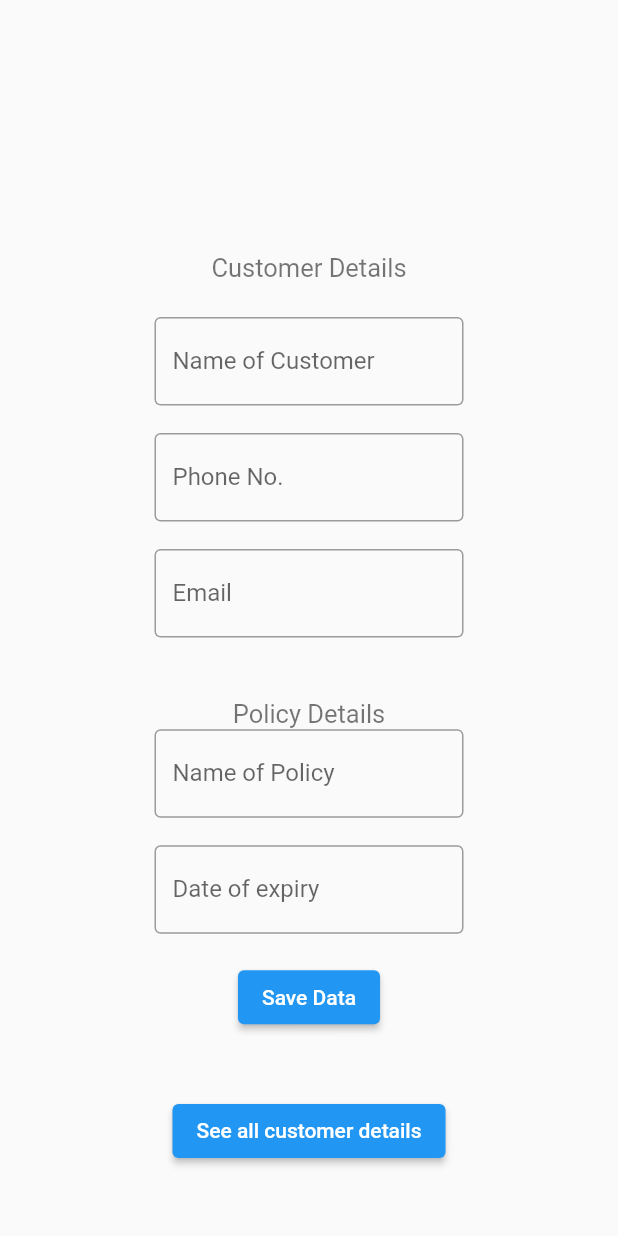
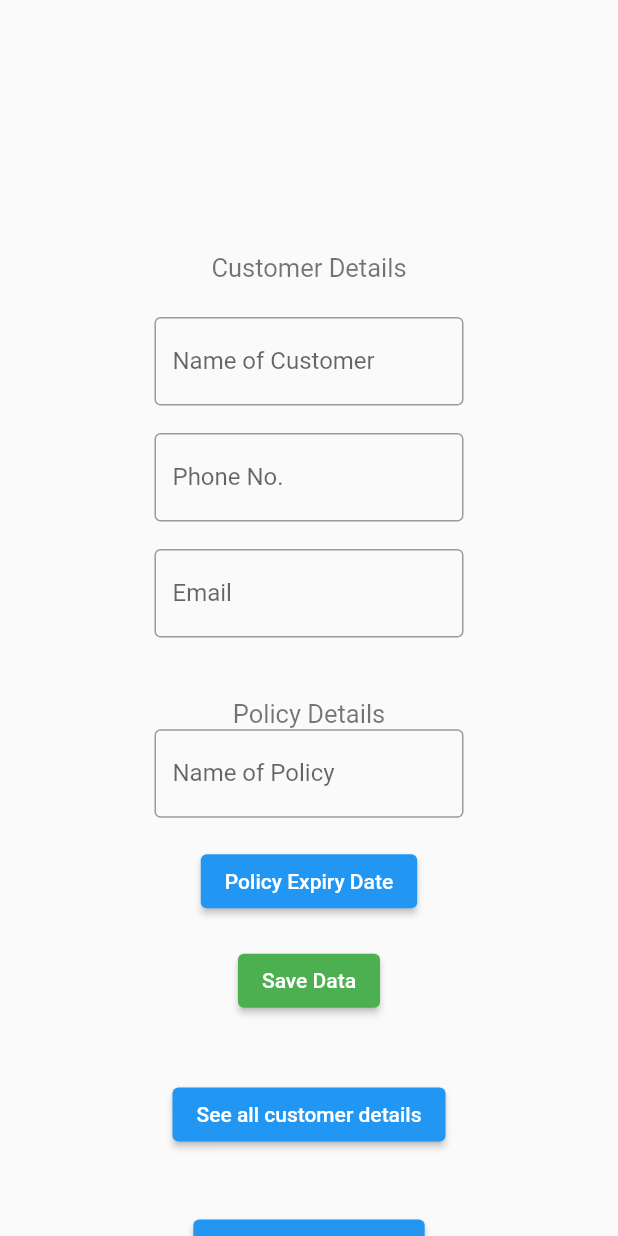
Before and after one commit to vedantbhawnani/insurance, a Flutter app: the SignUp screen opened by its route, after a tap on "SignUp", on a phone screen of 412 x 824 dp. Run offline on Flutter 3.47's test engine with Material 2 defaults, Android fonts, the phone set to English and light mode, and no system bars; our stand-ins replace cloud_firestore, firebase_auth, firebase_core, google_fonts; missing offline and left inert: mailer, workmanager; accounts and stored records are empty; network calls fail.

Commit message:
Working commit.

```diff
--- a/lib/pages/HomePage.dart
+++ b/lib/pages/HomePage.dart
@@ -2,6 +2,8 @@
 
 import 'package:cloud_firestore/cloud_firestore.dart';
 import 'package:flutter/material.dart';
+
+import '../backgroundchecker.dart';
 
 class HomePage extends StatefulWidget {
   const HomePage({super.key});
@@ -17,19 +19,36 @@ class _HomePageState extends State<HomePage> {
   TextEditingController policyController = TextEditingController();
   TextEditingController dateController = TextEditingController();
 
+  DateTime selectedDate = DateTime.now();
+  bool text = true;
+
+
+  //the birthday's date
+
   @override
   Widget build(BuildContext context) {
-    var brightness = MediaQuery.of(context).platformBrightness;
+    var brightness = MediaQuery
+        .of(context)
+        .platformBrightness;
     bool isDarkMode = brightness == Brightness.dark;
+
+
+
     return Scaffold(
       body: SingleChildScrollView(
         child: Column(
           children: [
             Padding(
                 padding: EdgeInsets.only(
-                    top: MediaQuery.of(context).size.height / 5)),
+                    top: MediaQuery
+                        .of(context)
+                        .size
+                        .height / 5)),
             Padding(
-              padding: EdgeInsets.all(MediaQuery.of(context).size.width / 100),
+              padding: EdgeInsets.all(MediaQuery
+                  .of(context)
+                  .size
+                  .width / 100),
               child: Text(
                 'Customer Details',
                 textAlign: TextAlign.end,
@@ -41,10 +60,22 @@ class _HomePageState extends State<HomePage> {
             ),
             Padding(
               padding: EdgeInsets.only(
-                  left: MediaQuery.of(context).size.width / 4,
-                  right: MediaQuery.of(context).size.width / 4,
-                  bottom: MediaQuery.of(context).size.height / 45,
-                  top: MediaQuery.of(context).size.height / 45),
+                  left: MediaQuery
+                      .of(context)
+                      .size
+                      .width / 4,
+                  right: MediaQuery
+                      .of(context)
+                      .size
+                      .width / 4,
+                  bottom: MediaQuery
+                      .of(context)
+                      .size
+                      .height / 45,
+                  top: MediaQuery
+                      .of(context)
+                      .size
+                      .height / 45),
               child: TextField(
                 controller: nameController,
                 decoration: InputDecoration(
@@ -54,9 +85,18 @@ class _HomePageState extends State<HomePage> {
             ),
             Padding(
               padding: EdgeInsets.only(
-                left: MediaQuery.of(context).size.width / 4,
-                right: MediaQuery.of(context).size.width / 4,
-                bottom: MediaQuery.of(context).size.height / 45,
+                left: MediaQuery
+                    .of(context)
+                    .size
+                    .width / 4,
+                right: MediaQuery
+                    .of(context)
+                    .size
+                    .width / 4,
+                bottom: MediaQuery
+                    .of(context)
+                    .size
+                    .height / 45,
               ),
               child: TextField(
                 controller: numberController,
@@ -66,9 +106,18 @@ class _HomePageState extends State<HomePage> {
             ),
             Padding(
               padding: EdgeInsets.only(
-                left: MediaQuery.of(context).size.width / 4,
-                right: MediaQuery.of(context).size.width / 4,
-                bottom: MediaQuery.of(context).size.height / 20,
+                left: MediaQuery
+                    .of(context)
+                    .size
+                    .width / 4,
+                right: MediaQuery
+                    .of(context)
+                    .size
+                    .width / 4,
+                bottom: MediaQuery
+                    .of(context)
+                    .size
+                    .height / 20,
               ),
               child: TextField(
                 controller: emailController,
@@ -86,9 +135,18 @@ class _HomePageState extends State<HomePage> {
             ),
             Padding(
               padding: EdgeInsets.only(
-                left: MediaQuery.of(context).size.width / 4,
-                right: MediaQuery.of(context).size.width / 4,
-                bottom: MediaQuery.of(context).size.height / 45,
+                left: MediaQuery
+                    .of(context)
+                    .size
+                    .width / 4,
+                right: MediaQuery
+                    .of(context)
+                    .size
+                    .width / 4,
+                bottom: MediaQuery
+                    .of(context)
+                    .size
+                    .height / 45,
               ),
               child: TextField(
                 controller: policyController,
@@ -97,24 +155,43 @@ class _HomePageState extends State<HomePage> {
                     label: Text('Name of Policy')),
               ),
             ),
+
             Padding(
-              padding: EdgeInsets.only(
-                left: MediaQuery.of(context).size.width / 4,
-                right: MediaQuery.of(context).size.width / 4,
-                bottom: MediaQuery.of(context).size.height / 45,
-              ),
-              child: TextField(
-                controller: dateController,
-                decoration: InputDecoration(
-                    border: OutlineInputBorder(),
-                    label: Text('Date of expiry')),
-              ),
+                padding: EdgeInsets.only(
+                  left: MediaQuery
+                      .of(context)
+                      .size
+                      .width / 4,
+                  right: MediaQuery
+                      .of(context)
+                      .size
+                      .width / 4,
+                  bottom: MediaQuery
+                      .of(context)
+                      .size
+                      .height / 45,
+                ),
+                child: ElevatedButton(onPressed: () {
+                  // Change selectedDate format to include a user-specific time, either by letting them choose time or by inserting it as a fixed time after asking uncle.
+                  selectedDate = _selectDate(context) as DateTime;
+
+                  // setState() {
+                  //   policyDate = DateTime(
+                  //       selectedDate.year, selectedDate.month, selectedDate.day,
+                  //       10, 0);
+                  // }
+                  },
+                    child: Text("Policy Expiry Date"),
+                    style: ElevatedButton.styleFrom(
+                      backgroundColor: Colors.blue,
+                    )
+                )
             ),
             ElevatedButton(
                 onPressed: () {
                   FirebaseFirestore.instance.collection('Customers').add({
                     'Name': nameController.text,
-                    'Expiry Date': dateController.text,
+                    'Expiry Date': selectedDate,
                     'Phone No.': numberController.text,
                     'Email': emailController.text,
                     'Policy': policyController.text,
@@ -127,18 +204,48 @@ class _HomePageState extends State<HomePage> {
                     numberController.text = "";
                   });
                 },
-                child: Text('Save Data')),
+                child: Text('Save Data'),
+                style: ElevatedButton.styleFrom(
+                  backgroundColor: Colors.green,
+                )
+            ),
             SizedBox(
-              height: MediaQuery.of(context).size.width / 10,
+              height: MediaQuery
+                  .of(context)
+                  .size
+                  .width / 10,
             ),
             ElevatedButton(
                 onPressed: () {
                   Navigator.pushNamed(context, '/customers');
                 },
                 child: Text('See all customer details')),
+            SizedBox(
+              height: 40,
+            ),
+            ElevatedButton(
+              onPressed: (){
+                // getDriverList(dates, mails);
+                fetchdata();
+              }, child: Text('Click to send mails.'),
+            ),
           ],
         ),
       ),
     );
   }
+
+  Future<DateTime> _selectDate(BuildContext context) async {
+    final DateTime? picked = await showDatePicker(
+        initialDate: DateTime.now(),
+        firstDate: DateTime(2010, 1),
+        lastDate: DateTime(2030, 12),
+        context: context);
+    if (picked != null && picked != selectedDate) {
+      setState(() {
+        selectedDate = picked;
+      });
+    }
+    return selectedDate;
+  }
 }
--- a/pubspec.yaml
+++ b/pubspec.yaml
@@ -12,7 +12,11 @@ dependencies:
   firebase_core: ^2.19.0
   flutter:
     sdk: flutter
+  flutter_email_sender: ^6.0.2
   google_fonts: ^6.1.0
+  http: ^1.1.0
+  mailer: ^6.0.1
+  workmanager: ^0.5.2
 
 dev_dependencies:
   flutter_test:
```
Also changed, not shown: lib/main.dart (+16 -1 lines), lib/pages/Customers.dart (+4 -3 lines), lib/pages/login/login.dart (+28 -3 lines), pubspec.lock.
